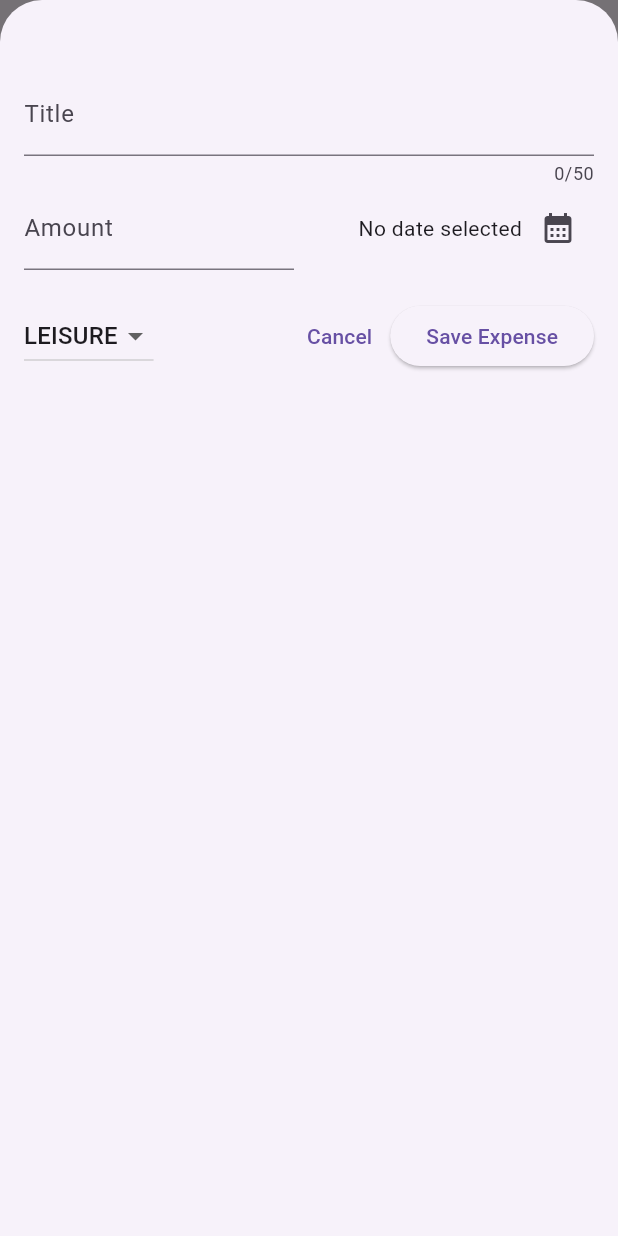
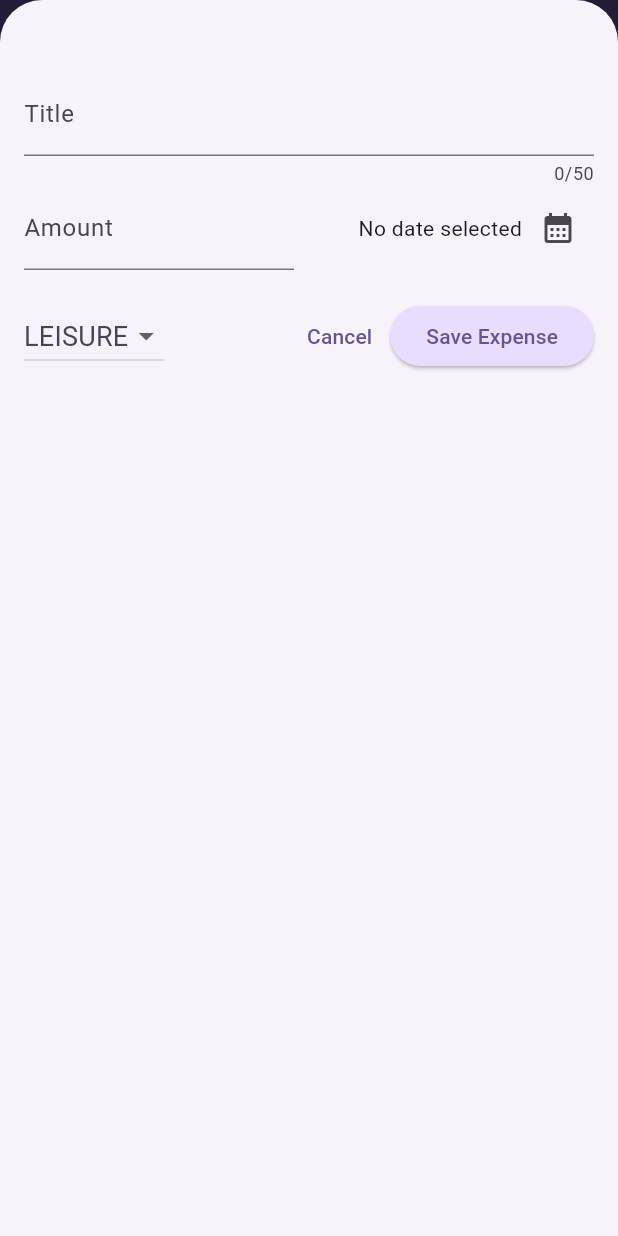
Before and after one commit to fszabi/flutter_expenses_app, a Flutter app: the screen it shows after launch, after a tap on the "add" icon, on a phone screen of 412 x 824 dp. Run offline on Flutter 3.47's test engine with Material 3 defaults, Android fonts, the phone set to English and light mode, and no system bars.

Commit message:
theming with dark theme

```diff
--- a/lib/main.dart
+++ b/lib/main.dart
@@ -1,10 +1,65 @@
 import 'package:flutter/material.dart';
 import 'package:expense_tracker/widgets/expenses.dart';
 
+var kColorScheme = ColorScheme.fromSeed(
+  seedColor: const Color.fromARGB(255, 96, 59, 181),
+);
+
+var kDarkColorScheme = ColorScheme.fromSeed(
+  brightness: Brightness.dark,
+  seedColor: const Color.fromARGB(255, 5, 69, 87),
+);
+
 void main() {
   runApp(
-    const MaterialApp(
-      home: Expenses(),
+    MaterialApp(
+      darkTheme: ThemeData.dark().copyWith(
+        colorScheme: kDarkColorScheme,
+        cardTheme: const CardTheme().copyWith(
+          color: kDarkColorScheme.secondaryContainer,
+          margin: const EdgeInsets.symmetric(
+            horizontal: 16,
+            vertical: 8,
+          ),
+        ),
+        elevatedButtonTheme: ElevatedButtonThemeData(
+          style: ElevatedButton.styleFrom(
+            backgroundColor: kDarkColorScheme.primaryContainer,
+            foregroundColor: kDarkColorScheme.onPrimaryContainer,
+          ),
+        ),
+      ),
+      theme: ThemeData().copyWith(
+        colorScheme: kColorScheme,
+        appBarTheme: const AppBarTheme().copyWith(
+          backgroundColor: kColorScheme.onPrimaryContainer,
+          foregroundColor: kColorScheme.primaryContainer,
+        ),
+        cardTheme: const CardTheme().copyWith(
+          color: kColorScheme.secondaryContainer,
+          margin: const EdgeInsets.symmetric(
+            horizontal: 16,
+            vertical: 8,
+          ),
+        ),
+        elevatedButtonTheme: ElevatedButtonThemeData(
+          style: ElevatedButton.styleFrom(
+            backgroundColor: kColorScheme.primaryContainer,
+          ),
+        ),
+        textTheme: ThemeData().textTheme.copyWith(
+              titleLarge: TextStyle(
+                fontSize: 20,
+                color: kColorScheme.onSecondaryContainer,
+              ),
+              titleMedium: TextStyle(
+                fontSize: 18,
+                fontWeight: FontWeight.normal,
+                color: kColorScheme.onSecondaryContainer,
+              ),
+            ),
+      ),
+      home: const Expenses(),
     ),
   );
 }
--- a/lib/models/expense.dart
+++ b/lib/models/expense.dart
@@ -33,3 +33,23 @@ class Expense {
     return formatter.format(date);
   }
 }
+
+class ExpenseBucket {
+  const ExpenseBucket({
+    required this.category,
+    required this.expenses,
+  });
+
+  final Category category;
+  final List<Expense> expenses;
+
+  double get totalExpenses {
+    double sum = 0;
+
+    for (final expense in expenses) {
+      sum += expense.amount;
+    }
+
+    return sum;
+  }
+}
--- a/lib/widgets/expenses.dart
+++ b/lib/widgets/expenses.dart
@@ -1,4 +1,3 @@
-import 'package:expense_tracker/main.dart';
 import 'package:expense_tracker/widgets/expenses_list/expenses_list.dart';
 import 'package:flutter/material.dart';
 import 'package:expense_tracker/models/expense.dart';
--- a/lib/widgets/expenses_list/expense_item.dart
+++ b/lib/widgets/expenses_list/expense_item.dart
@@ -17,7 +17,10 @@ class ExpenseItem extends StatelessWidget {
         child: Column(
           crossAxisAlignment: CrossAxisAlignment.start,
           children: [
-            Text(expense.title),
+            Text(
+              expense.title,
+              style: Theme.of(context).textTheme.titleMedium,
+            ),
             const SizedBox(height: 10),
             Row(
               children: [
--- a/lib/widgets/expenses_list/expenses_list.dart
+++ b/lib/widgets/expenses_list/expenses_list.dart
@@ -1,6 +1,6 @@
 import 'package:expense_tracker/models/expense.dart';
 import 'package:expense_tracker/widgets/expenses_list/expense_item.dart';
-import 'package:flutter/widgets.dart';
+import 'package:flutter/material.dart';
 
 class ExpensesList extends StatelessWidget {
   const ExpensesList({
@@ -17,6 +17,12 @@ class ExpensesList extends StatelessWidget {
     return ListView.builder(
       itemCount: expenses.length,
       itemBuilder: (ctx, index) => Dismissible(
+        background: Container(
+          color: Theme.of(context).colorScheme.error.withOpacity(0.75),
+          margin: EdgeInsets.symmetric(
+            horizontal: Theme.of(context).cardTheme.margin!.horizontal,
+          ),
+        ),
         key: ValueKey(expenses[index]),
         onDismissed: (direction) {
           onRemoveExpense(expenses[index]);
```
